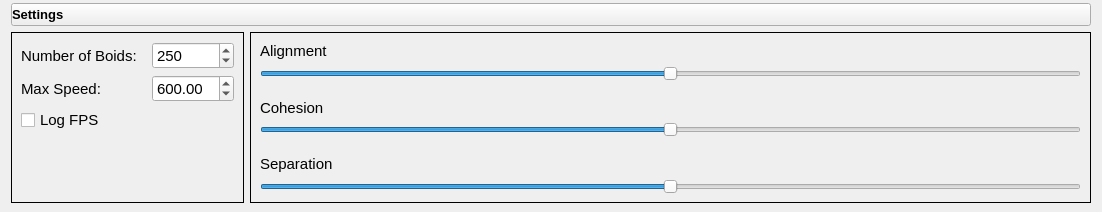
kpdudek/Boids, file ui/Settings.ui: the form before one commit.
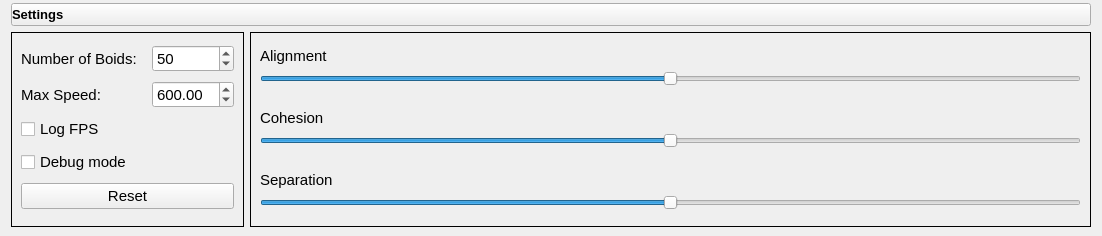
The form after the commit. Icons and pictures are not drawn.

Commit message: Hooking up settings controls

```diff
--- a/ui/Settings.ui
+++ b/ui/Settings.ui
@@ -7,7 +7,7 @@
     <x>0</x>
     <y>0</y>
     <width>1102</width>
-    <height>212</height>
+    <height>236</height>
    </rect>
   </property>
   <property name="sizePolicy">
@@ -133,6 +133,18 @@
            </property>
           </widget>
          </item>
+         <item row="3" column="0">
+          <widget class="QCheckBox" name="debug_mode_checkbox">
+           <property name="font">
+            <font>
+             <pointsize>11</pointsize>
+            </font>
+           </property>
+           <property name="text">
+            <string>Debug mode</string>
+           </property>
+          </widget>
+         </item>
          <item row="0" column="0">
           <widget class="QFrame" name="frame_6">
            <property name="sizePolicy">
@@ -204,7 +216,7 @@
                <number>500</number>
               </property>
               <property name="value">
-               <number>250</number>
+               <number>50</number>
               </property>
              </widget>
             </item>
@@ -292,18 +304,17 @@
            </layout>
           </widget>
          </item>
-         <item row="3" column="0">
-          <spacer name="verticalSpacer">
-           <property name="orientation">
-            <enum>Qt::Vertical</enum>
+         <item row="4" column="0">
+          <widget class="QPushButton" name="reset_button">
+           <property name="font">
+            <font>
+             <pointsize>11</pointsize>
+            </font>
            </property>
-           <property name="sizeHint" stdset="0">
-            <size>
-             <width>20</width>
-             <height>40</height>
-            </size>
+           <property name="text">
+            <string>Reset</string>
            </property>
-          </spacer>
+          </widget>
          </item>
         </layout>
        </widget>
```
The commit also changes 10 other files.
